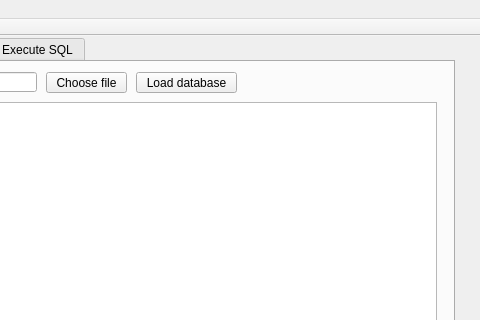
The window that mainwindow.ui (Venoox/SQLite-Manager) describes before a commit, drawn with Qt 5; both pictures show x 126 to 606 and y 0 to 320 of the 606 by 423 pixel window.
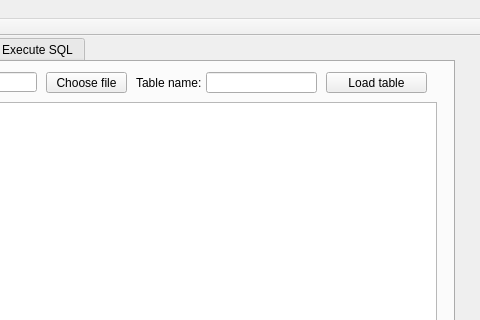
The same window after the commit.

Commit message: Added option to type table name

The edit to the form file:
```diff
--- a/mainwindow.ui
+++ b/mainwindow.ui
@@ -72,14 +72,37 @@
      <widget class="QPushButton" name="pushButton">
       <property name="geometry">
        <rect>
+        <x>450</x>
+        <y>10</y>
+        <width>101</width>
+        <height>21</height>
+       </rect>
+      </property>
+      <property name="text">
+       <string>Load table</string>
+      </property>
+     </widget>
+     <widget class="QLineEdit" name="lineEdit_2">
+      <property name="geometry">
+       <rect>
+        <x>330</x>
+        <y>10</y>
+        <width>111</width>
+        <height>21</height>
+       </rect>
+      </property>
+     </widget>
+     <widget class="QLabel" name="label_4">
+      <property name="geometry">
+       <rect>
         <x>260</x>
         <y>10</y>
-        <width>101</width>
+        <width>71</width>
         <height>21</height>
        </rect>
       </property>
       <property name="text">
-       <string>Load database</string>
+       <string>Table name:</string>
       </property>
      </widget>
     </widget>
```
Left out of the diff: 2 changed lines with no effect on the pictures. The commit also changes 2 other files.
